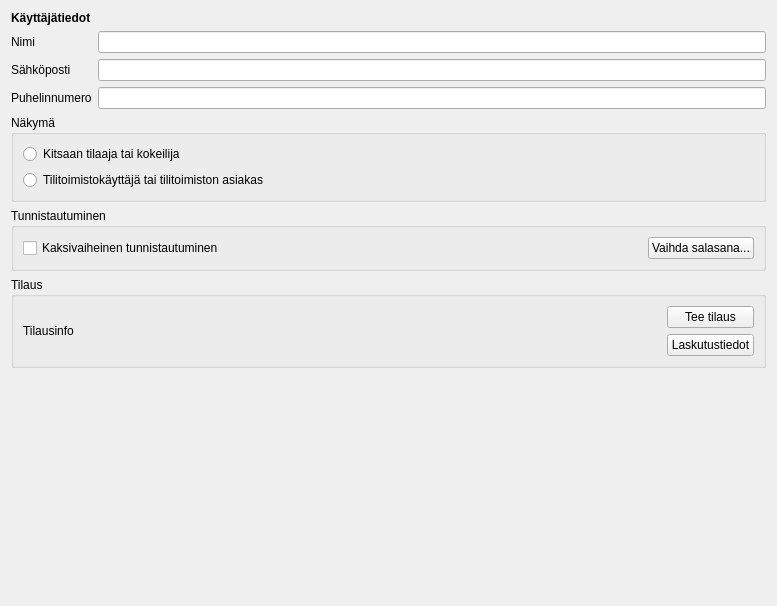
artoh/kitupiikki, file kitsas/maaritys/minamaaritys.ui: the form before one commit.
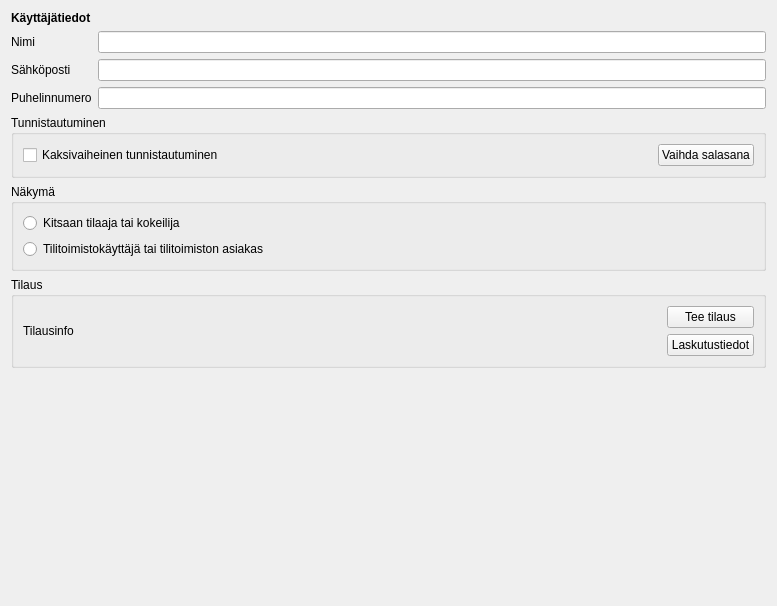
The form after the commit. Icons and pictures are not drawn.

```diff
--- a/kitsas/maaritys/minamaaritys.ui
+++ b/kitsas/maaritys/minamaaritys.ui
@@ -70,38 +70,7 @@
     </layout>
    </item>
    <item>
-    <widget class="QGroupBox" name="groupBox_3">
-     <property name="title">
-      <string>Näkymä</string>
-     </property>
-     <layout class="QVBoxLayout" name="verticalLayout_2">
-      <item>
-       <widget class="QRadioButton" name="normaaliRadio">
-        <property name="text">
-         <string>Kitsaan tilaaja tai kokeilija</string>
-        </property>
-        <property name="icon">
-         <iconset resource="../pic/pic.qrc">
-          <normaloff>:/pic/Possu64.png</normaloff>:/pic/Possu64.png</iconset>
-        </property>
-       </widget>
-      </item>
-      <item>
-       <widget class="QRadioButton" name="toffeeRadio">
-        <property name="text">
-         <string>Tilitoimistokäyttäjä tai tilitoimiston asiakas</string>
-        </property>
-        <property name="icon">
-         <iconset resource="../pic/pic.qrc">
-          <normaloff>:/pic/pixaby/toimisto.svg</normaloff>:/pic/pixaby/toimisto.svg</iconset>
-        </property>
-       </widget>
-      </item>
-     </layout>
-    </widget>
-   </item>
-   <item>
-    <widget class="QGroupBox" name="groupBox_2">
+    <widget class="QGroupBox" name="tunnistatumisGroup">
      <property name="title">
       <string>Tunnistautuminen</string>
      </property>
@@ -129,7 +98,7 @@
       <item>
        <widget class="QPushButton" name="salasanaNappi">
         <property name="text">
-         <string>Vaihda salasana...</string>
+         <string>Vaihda salasana</string>
         </property>
         <property name="icon">
          <iconset resource="../pic/pic.qrc">
@@ -141,7 +110,38 @@
     </widget>
    </item>
    <item>
-    <widget class="QGroupBox" name="groupBox">
+    <widget class="QGroupBox" name="nakymaGroup">
+     <property name="title">
+      <string>Näkymä</string>
+     </property>
+     <layout class="QVBoxLayout" name="verticalLayout_2">
+      <item>
+       <widget class="QRadioButton" name="normaaliRadio">
+        <property name="text">
+         <string>Kitsaan tilaaja tai kokeilija</string>
+        </property>
+        <property name="icon">
+         <iconset resource="../pic/pic.qrc">
+          <normaloff>:/pic/Possu64.png</normaloff>:/pic/Possu64.png</iconset>
+        </property>
+       </widget>
+      </item>
+      <item>
+       <widget class="QRadioButton" name="toffeeRadio">
+        <property name="text">
+         <string>Tilitoimistokäyttäjä tai tilitoimiston asiakas</string>
+        </property>
+        <property name="icon">
+         <iconset resource="../pic/pic.qrc">
+          <normaloff>:/pic/pixaby/toimisto.svg</normaloff>:/pic/pixaby/toimisto.svg</iconset>
+        </property>
+       </widget>
+      </item>
+     </layout>
+    </widget>
+   </item>
+   <item>
+    <widget class="QGroupBox" name="tilausGroup">
      <property name="title">
       <string>Tilaus</string>
      </property>
```
Left out of the diff: 23 changed lines with no effect on the pictures.
